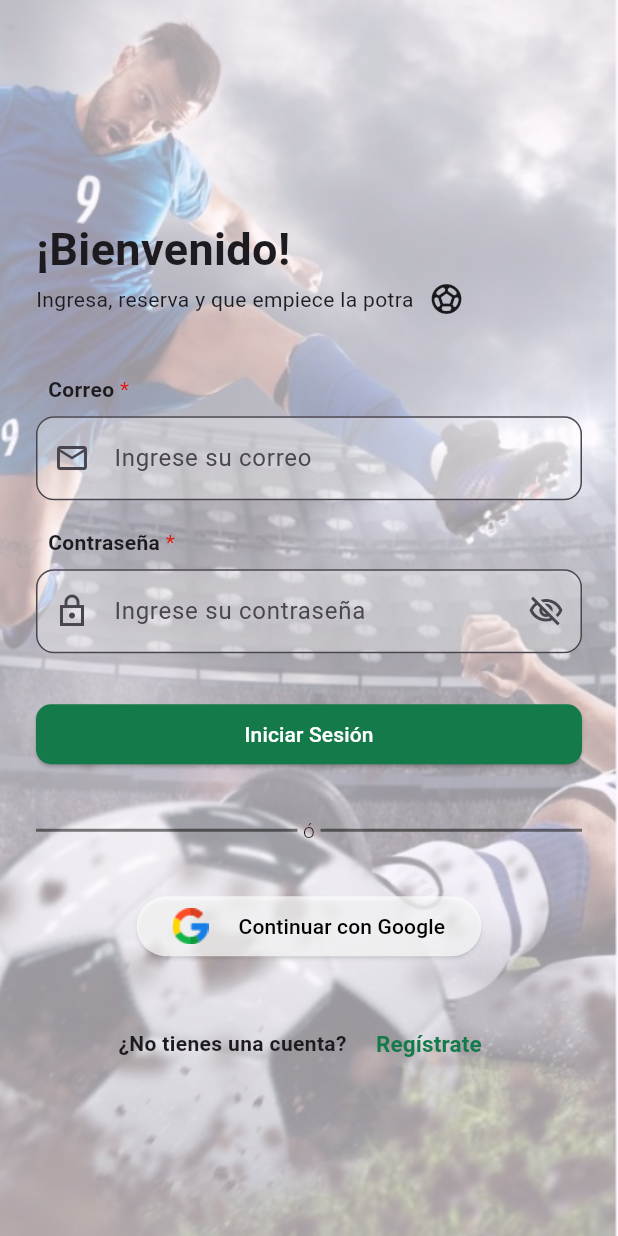
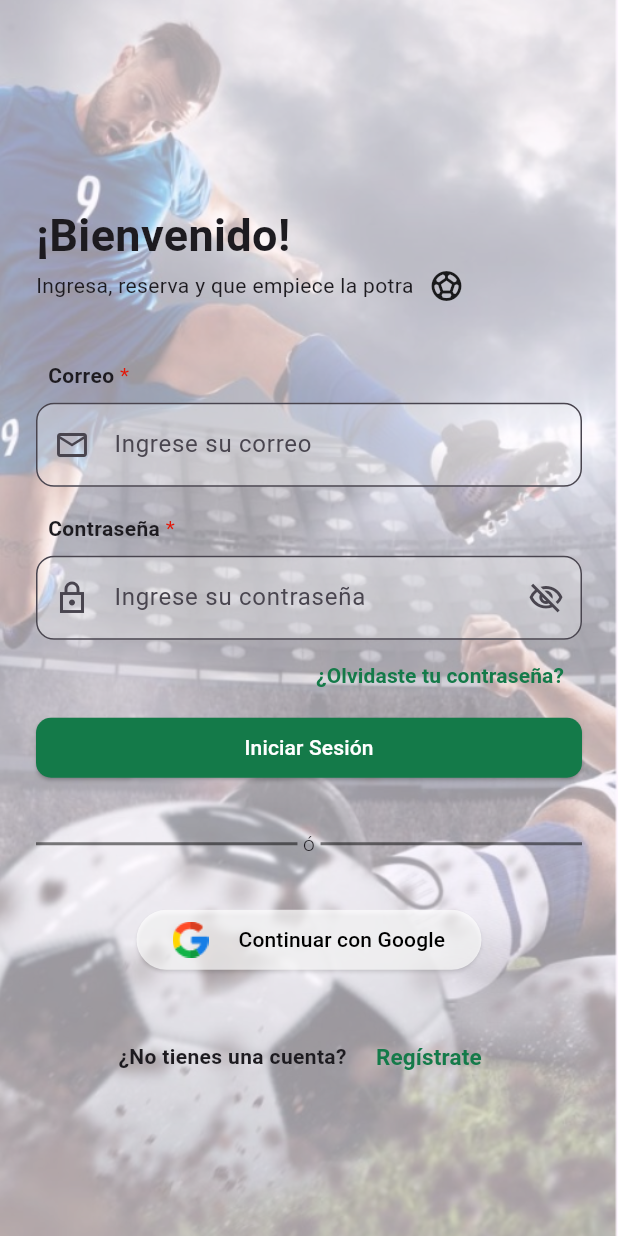
Before and after one commit to jdmc-unah/AppReservarCanchas, a Flutter app: the screen it shows after launch, on a phone screen of 412 x 824 dp. Run offline on Flutter 3.47's test engine with Material 3 defaults, Android fonts, the light colour scheme and no system bars; our stand-ins replace cloud_firestore, firebase_auth, firebase_core, flutter_rating_bar, get, get_storage and 2 more; accounts and stored records are empty.

Commit message:
funcionalidad y pantalla para reinicio de contraseña

```diff
--- a/app_reservar_canchas/lib/main.dart
+++ b/app_reservar_canchas/lib/main.dart
@@ -2,6 +2,7 @@ import 'package:app_reservar_canchas/controladores/filtro_controlador.dart';
 import 'package:app_reservar_canchas/estilos/colores.dart';
 import 'package:app_reservar_canchas/modelos/cancha.dart';
 import 'package:app_reservar_canchas/vistas/informacion.dart';
+import 'package:app_reservar_canchas/vistas/vistas_login/reiniciar_contra.dart';
 import 'package:app_reservar_canchas/vistas/vistas_login/verificacion_correo.dart';
 import 'package:app_reservar_canchas/vistas/vistas_metodo_pago/agregar_tarjeta.dart';
 import 'package:app_reservar_canchas/vistas/vistas_metodo_pago/pagina_pago.dart';
@@ -86,6 +87,11 @@ class MyApp extends StatelessWidget {
                 path: '/registro',
                 builder: (context, state) => Registro(),
               ),
+              GoRoute(
+                name: 'reiniciocontra',
+                path: '/reiniciocontra',
+                builder: (context, state) => ReiniciarContra(),
+              ),
             ],
           ),
           GoRoute(
--- a/app_reservar_canchas/lib/vistas/vistas_login/login.dart
+++ b/app_reservar_canchas/lib/vistas/vistas_login/login.dart
@@ -4,7 +4,6 @@ import 'package:app_reservar_canchas/servicios/servicio_autenticacion.dart';
 import 'package:app_reservar_canchas/widgets/widgets_login/login_text_field.dart';
 import 'package:flutter/material.dart';
 import 'package:get/get.dart';
-import 'package:get_storage/get_storage.dart';
 import 'package:go_router/go_router.dart';
 
 class Login extends StatelessWidget {
@@ -80,7 +79,22 @@ class Login extends StatelessWidget {
                     controller: _contra,
                   ),
 
-                  SizedBox(height: 30),
+                  Align(
+                    alignment: Alignment.centerRight,
+                    child: TextButton(
+                      onPressed: () {
+                        context.goNamed('reiniciocontra');
+                      },
+                      child: Text(
+                        '¿Olvidaste tu contraseña?',
+                        style: TextStyle(
+                          color: Colores.fondoPrimario,
+                          fontWeight: FontWeight.bold,
+                        ),
+                      ),
+                    ),
+                  ),
+
                   SizedBox(
                     width: double.infinity,
                     child: ElevatedButton(
--- a/app_reservar_canchas/lib/widgets/widgets_login/login_text_field.dart
+++ b/app_reservar_canchas/lib/widgets/widgets_login/login_text_field.dart
@@ -32,7 +32,9 @@ class _LoginTextFieldState extends State<LoginTextField> {
       children: [
         Padding(
           padding: const EdgeInsets.all(8.0),
-          child: Row(
+          child: widget.topText == ''
+              ? null
+              : Row(
                   children: [
                     Text(
                       widget.topText,
@@ -40,7 +42,9 @@ class _LoginTextFieldState extends State<LoginTextField> {
                     ),
                     Text(
                       '*',
-                style: TextStyle(color: const Color.fromARGB(255, 228, 21, 6)),
+                      style: TextStyle(
+                        color: const Color.fromARGB(255, 228, 21, 6),
+                      ),
                     ),
                   ],
                 ),
```
Also changed, not shown: app_reservar_canchas/lib/servicios/servicio_autenticacion.dart (+9 -0 lines), app_reservar_canchas/lib/vistas/vistas_login/reiniciar_contra.dart (added, +109 -0 lines). Lines whose indentation alone changed are shown as unchanged.
